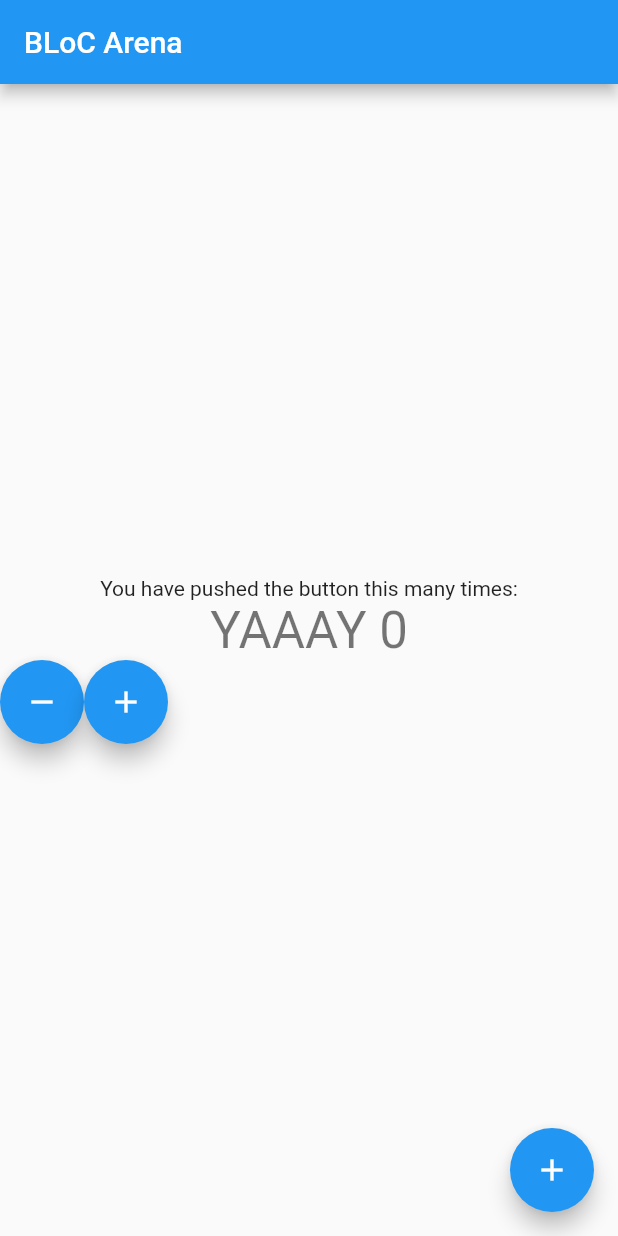
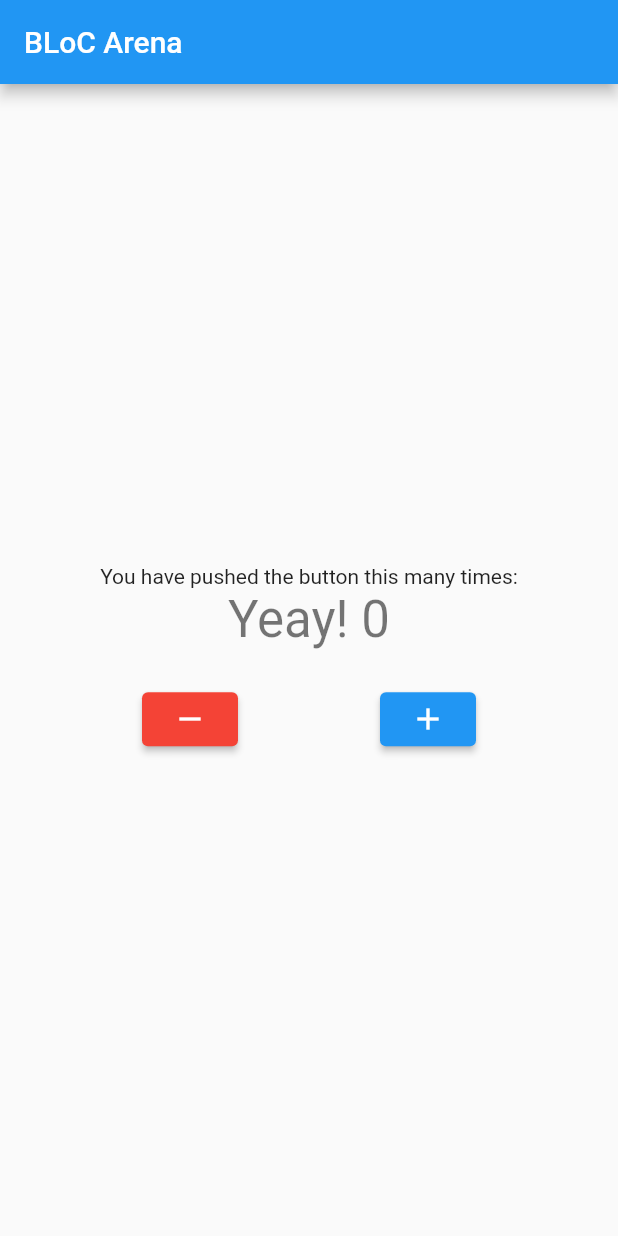
Before and after one commit to walidwazini/Flutter-LearningBLoC, a Flutter app: the screen it shows after launch, on a phone screen of 412 x 824 dp. Run offline on Flutter 3.47's test engine with Material 2 defaults, Android fonts, the phone set to English and light mode, and no system bars; our stand-ins replace bloc, flutter_bloc.

```diff
--- a/lib/main.dart
+++ b/lib/main.dart
@@ -73,7 +73,7 @@ class _MyHomePageState extends State<MyHomePage> {
                       .toString()} ');
                 }  else if (state.counterValue % 2 == 0) {
                   return Text(
-                    'YAAAY ' + state.counterValue.toString(),
+                    'Yeay! ' + state.counterValue.toString(),
                     style: Theme.of(context).textTheme.headline4,
                   );
                 } else if (state.counterValue == 5) {
@@ -90,29 +90,27 @@ class _MyHomePageState extends State<MyHomePage> {
                 );
               },
             ),
-            Row(children: [
-              FloatingActionButton(
+            SizedBox(height: 23,),
+            Row( mainAxisAlignment: MainAxisAlignment.spaceEvenly,
+              children: [
+              ElevatedButton(
+                style: ElevatedButton.styleFrom(primary: Colors.red),
                 onPressed: () {
                   BlocProvider.of<CounterCubit>(context).decrement();
                 },
-                tooltip: 'Decrement',
+                //tooltip: 'Decrement',
                 child: Icon(Icons.remove),
               ),
-              FloatingActionButton(
+              ElevatedButton(
                 onPressed: () {
                   BlocProvider.of<CounterCubit>(context).increment();
                 },
-                tooltip: 'Increment',
+                //tooltip: 'Increment',
                 child: Icon(Icons.add),
               )
             ],)
           ],
         ),
-      ),
-      floatingActionButton: FloatingActionButton(
-        onPressed: _incrementCounter,
-        tooltip: 'Increment',
-        child: Icon(Icons.add),
       ), // This trailing comma makes auto-formatting nicer for build methods.
     );
   }
--- a/pubspec.yaml
+++ b/pubspec.yaml
@@ -29,6 +29,8 @@ dependencies:
   # Use with the CupertinoIcons class for iOS style icons.
   cupertino_icons: ^1.0.2
   flutter_bloc: ^7.0.0
+  test : ^1.15.2
+  bloc_test: ^8.3.0
 
 dev_dependencies:
   flutter_test:
```
Also changed, not shown: pubspec.lock.
